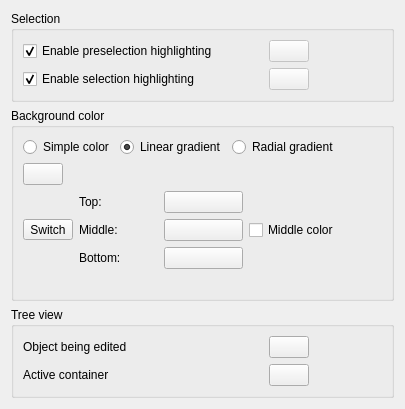
Above: src/Gui/DlgSettingsViewColor.ui from southseact-3d/fcd before the change. Below: the same form after it.
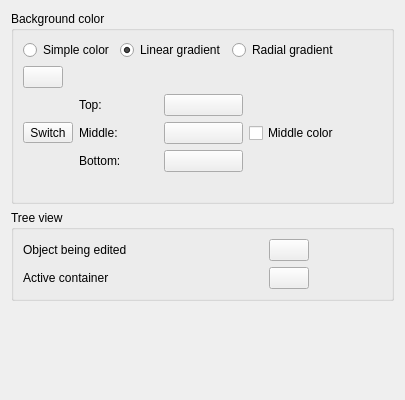
That is the form after the change. Icons and pictures are not drawn. Custom widgets are drawn as their Qt base class.

Commit message: Gui: move pre/-selection prefs to General/Selection + clarify behavior

```diff
--- a/src/Gui/DlgSettingsViewColor.ui
+++ b/src/Gui/DlgSettingsViewColor.ui
@@ -14,158 +14,6 @@
    <string>Colors</string>
   </property>
   <layout class="QVBoxLayout" name="verticalLayout">
-   <item>
-    <widget class="QGroupBox" name="groupBoxSelection">
-     <property name="title">
-      <string>Selection</string>
-     </property>
-     <layout class="QGridLayout">
-      <property name="leftMargin">
-       <number>9</number>
-      </property>
-      <property name="topMargin">
-       <number>9</number>
-      </property>
-      <property name="rightMargin">
-       <number>9</number>
-      </property>
-      <property name="bottomMargin">
-       <number>9</number>
-      </property>
-      <property name="spacing">
-       <number>6</number>
-      </property>
-      <item row="0" column="0">
-       <layout class="QGridLayout" name="_3">
-        <property name="leftMargin">
-         <number>0</number>
-        </property>
-        <property name="topMargin">
-         <number>0</number>
-        </property>
-        <property name="rightMargin">
-         <number>0</number>
-        </property>
-        <property name="bottomMargin">
-         <number>0</number>
-        </property>
-        <property name="spacing">
-         <number>6</number>
-        </property>
-        <item row="0" column="0">
-         <widget class="Gui::PrefCheckBox" name="checkBoxPreselection">
-          <property name="minimumSize">
-           <size>
-            <width>240</width>
-            <height>0</height>
-           </size>
-          </property>
-          <property name="toolTip">
-           <string>Enable preselection and highlight by specified color</string>
-          </property>
-          <property name="text">
-           <string>Enable preselection highlighting</string>
-          </property>
-          <property name="checked">
-           <bool>true</bool>
-          </property>
-          <property name="prefEntry" stdset="0">
-           <cstring>EnablePreselection</cstring>
-          </property>
-          <property name="prefPath" stdset="0">
-           <cstring>View</cstring>
-          </property>
-         </widget>
-        </item>
-        <item row="0" column="1">
-         <widget class="Gui::PrefColorButton" name="HighlightColor">
-          <property name="enabled">
-           <bool>false</bool>
-          </property>
-          <property name="sizePolicy">
-           <sizepolicy hsizetype="MinimumExpanding" vsizetype="Fixed">
-            <horstretch>0</horstretch>
-            <verstretch>0</verstretch>
-           </sizepolicy>
-          </property>
-          <property name="text">
-           <string/>
-          </property>
-          <property name="color">
-           <color>
-            <red>225</red>
-            <green>225</green>
-            <blue>20</blue>
-           </color>
-          </property>
-          <property name="prefEntry" stdset="0">
-           <cstring>HighlightColor</cstring>
-          </property>
-          <property name="prefPath" stdset="0">
-           <cstring>View</cstring>
-          </property>
-         </widget>
-        </item>
-        <item row="1" column="0">
-         <widget class="Gui::PrefCheckBox" name="checkBoxSelection">
-          <property name="toolTip">
-           <string>Enable selection highlighting and use specified color</string>
-          </property>
-          <property name="text">
-           <string>Enable selection highlighting</string>
-          </property>
-          <property name="checked">
-           <bool>true</bool>
-          </property>
-          <property name="prefEntry" stdset="0">
-           <cstring>EnableSelection</cstring>
-          </property>
-          <property name="prefPath" stdset="0">
-           <cstring>View</cstring>
-          </property>
-         </widget>
-        </item>
-        <item row="1" column="1">
-         <widget class="Gui::PrefColorButton" name="SelectionColor">
-          <property name="enabled">
-           <bool>false</bool>
-          </property>
-          <property name="text">
-           <string/>
-          </property>
-          <property name="color">
-           <color>
-            <red>28</red>
-            <green>173</green>
-            <blue>28</blue>
-           </color>
-          </property>
-          <property name="prefEntry" stdset="0">
-           <cstring>SelectionColor</cstring>
-          </property>
-          <property name="prefPath" stdset="0">
-           <cstring>View</cstring>
-          </property>
-         </widget>
-        </item>
-       </layout>
-      </item>
-      <item row="0" column="1">
-       <spacer name="spacer_4">
-        <property name="orientation">
-         <enum>Qt::Horizontal</enum>
-        </property>
-        <property name="sizeHint" stdset="0">
-         <size>
-          <width>183</width>
-          <height>23</height>
-         </size>
-        </property>
-       </spacer>
-      </item>
-     </layout>
-    </widget>
-   </item>
    <item>
     <widget class="QGroupBox" name="groupBoxColor">
      <property name="toolTip">
```
Left out of the diff: 35 changed lines with no effect on the pictures. The commit also changes 3 other files.
